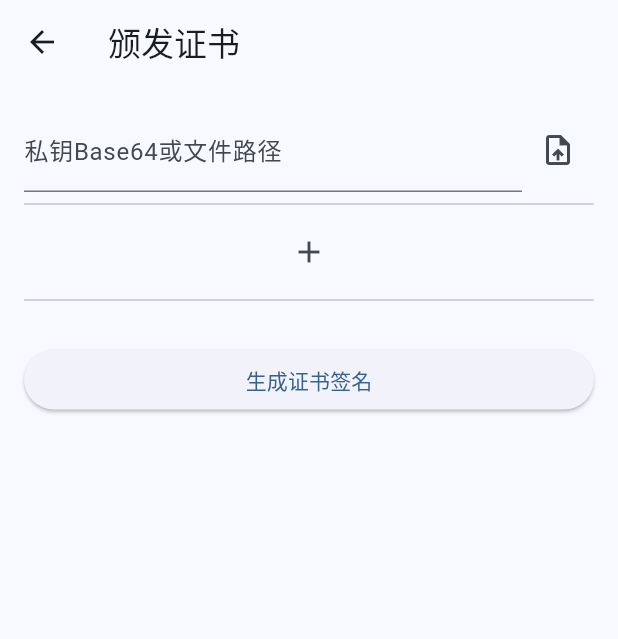
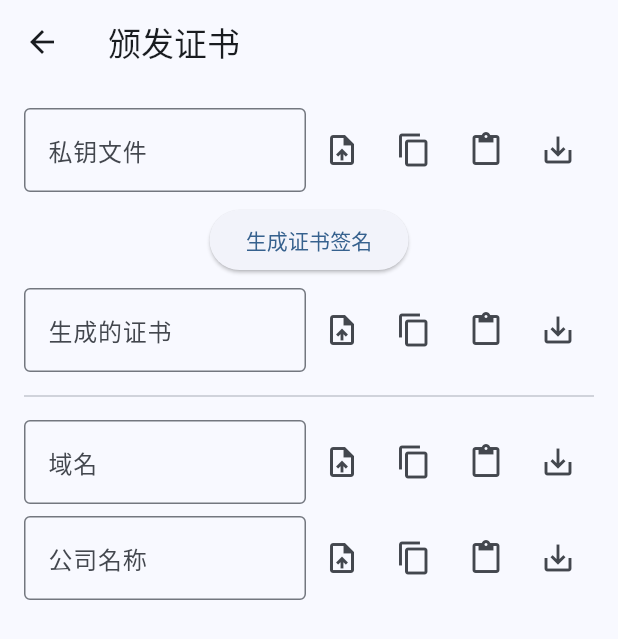
Before and after one commit to AoEiuV020/CertManager, a Flutter app: the CertIssuePage screen opened by its route, after a tap on "生成证书签名", on a phone screen of 412 x 824 dp. Shown: the top 639 px of the screen. Run offline on Flutter 3.47's test engine with Material 3 defaults, Android fonts, the phone set to English and light mode, and no system bars; our stand-ins replace basic_utils, file_picker; missing offline and left inert: pointycastle.

Commit message:
实现颁发证书

```diff
--- a/lib/pages/cert_issue_page.dart
+++ b/lib/pages/cert_issue_page.dart
@@ -1,4 +1,11 @@
+import 'dart:convert';
+
+import 'package:flutter/foundation.dart';
 import 'package:flutter/material.dart';
+
+import 'package:secure_utils/secure_utils.dart';
+
+import '../widgets/file_input_field.dart';
 
 class CertIssuePage extends StatefulWidget {
   const CertIssuePage({super.key});
@@ -7,27 +14,81 @@ class CertIssuePage extends StatefulWidget {
   State<CertIssuePage> createState() => _CertIssuePageState();
 }
 
+class FieldConfig {
+  final String label;
+  final String key;
+  final TextEditingController controller;
+
+  const FieldConfig({
+    required this.label,
+    required this.key,
+    required this.controller,
+  });
+}
+
 class _CertIssuePageState extends State<CertIssuePage> {
-  final List<TextEditingController> _keyControllers = [];
-  final TextEditingController _keyInputController = TextEditingController();
-  final String _signature = '';
+  final List<FieldConfig> _fieldConfigs = [
+    FieldConfig(
+      label: '域名',
+      key: 'domain',
+      controller: TextEditingController(),
+    ),
+    FieldConfig(
+      label: '公司名称',
+      key: 'company',
+      controller: TextEditingController(),
+    ),
+  ];
+  final TextEditingController _keyController = TextEditingController();
+  final TextEditingController _signController = TextEditingController();
 
   @override
   Widget build(BuildContext context) {
     return Scaffold(
-      appBar: AppBar(title: const Text('颁发证书')),
+      appBar: AppBar(
+        title: Text('颁发证书'),
+        leading: IconButton(
+          icon: Icon(Icons.arrow_back),
+          onPressed: () => Navigator.pop(context),
+        ),
+      ),
       body: Padding(
         padding: const EdgeInsets.all(16.0),
-        child: ListView(
+        child: Column(
           children: [
-            _buildKeySelector(),
-            const Divider(),
-            _buildKeyValueFields(),
-            const Divider(),
-            Text(_signature, style: const TextStyle(color: Colors.green)),
+            FileInputField(labelText: '私钥文件', controller: _keyController),
+            SizedBox(height: 8),
             ElevatedButton(
               onPressed: _generateSignature,
-              child: const Text('生成证书签名'),
+              child: Text('生成证书签名'),
+            ),
+            SizedBox(height: 8),
+            FileInputField(
+              labelText: '生成的证书',
+              controller: _signController,
+              readOnly: true,
+            ),
+            SizedBox(height: 8),
+            Divider(),
+            SizedBox(height: 8),
+            Expanded(
+              child: ListView.builder(
+                shrinkWrap: true,
+                physics: NeverScrollableScrollPhysics(),
+                itemCount: _fieldConfigs.length,
+                itemBuilder: (context, index) {
+                  final config = _fieldConfigs[index];
+                  return Column(
+                    children: [
+                      FileInputField(
+                        labelText: config.label,
+                        controller: config.controller,
+                      ),
+                      SizedBox(height: 8),
+                    ],
+                  );
+                },
+              ),
             ),
           ],
         ),
@@ -35,43 +96,19 @@ class _CertIssuePageState extends State<CertIssuePage> {
     );
   }
 
-  Widget _buildKeySelector() {
-    return Row(
-      children: [
-        Expanded(
-          child: TextField(
-            controller: _keyInputController,
-            decoration: const InputDecoration(labelText: '私钥Base64或文件路径'),
-          ),
-        ),
-        IconButton(
-          icon: const Icon(Icons.upload_file),
-          onPressed: () => _pickKeyFile(),
-        ),
-      ],
+  void _generateSignature() {
+    final data = Map.fromEntries(
+      _fieldConfigs.map(
+        (e) => MapEntry<String, String>(e.key, e.controller.text),
+      ),
     );
+    final value = Parameter.concatValues(data);
+    final signed = RSA.sign(
+      Uint8List.fromList(value.codeUnits),
+      base64Decode(_keyController.text),
+    );
+    setState(() {
+      _signController.text = base64Encode(signed);
+    });
   }
-
-  Widget _buildKeyValueFields() {
-    return Column(
-      children: [
-        ..._keyControllers.map(
-          (controller) => TextField(
-            controller: controller,
-            decoration: const InputDecoration(hintText: '键值对'),
-          ),
-        ),
-        IconButton(
-          icon: const Icon(Icons.add),
-          onPressed:
-              () => setState(() {
-                _keyControllers.add(TextEditingController());
-              }),
-        ),
-      ],
-    );
-  }
-
-  void _pickKeyFile() {}
-  void _generateSignature() {}
 }
--- a/lib/pages/key_gen_page.dart
+++ b/lib/pages/key_gen_page.dart
@@ -18,7 +18,13 @@ class _KeyGenPageState extends State<KeyGenPage> {
   @override
   Widget build(BuildContext context) {
     return Scaffold(
-      appBar: AppBar(title: const Text('生成RSA密钥')),
+      appBar: AppBar(
+        title: const Text('生成RSA密钥'),
+        leading: IconButton(
+          icon: const Icon(Icons.arrow_back),
+          onPressed: () => Navigator.pop(context),
+        ),
+      ),
       body: Padding(
         padding: const EdgeInsets.all(16.0),
         child: Column(
--- a/packages/secure_utils/lib/secure_utils.dart
+++ b/packages/secure_utils/lib/secure_utils.dart
@@ -1,3 +1,4 @@
 library;
 
 export 'src/rsa.dart';
+export 'src/parameter.dart';
--- /dev/null
+++ b/packages/secure_utils/lib/src/parameter.dart
@@ -0,0 +1,6 @@
+class Parameter {
+  static String concatValues(Map<String, String> map) {
+    final sortedKeys = map.keys.toList()..sort();
+    return sortedKeys.map((key) => map[key]).join();
+  }
+}
```
